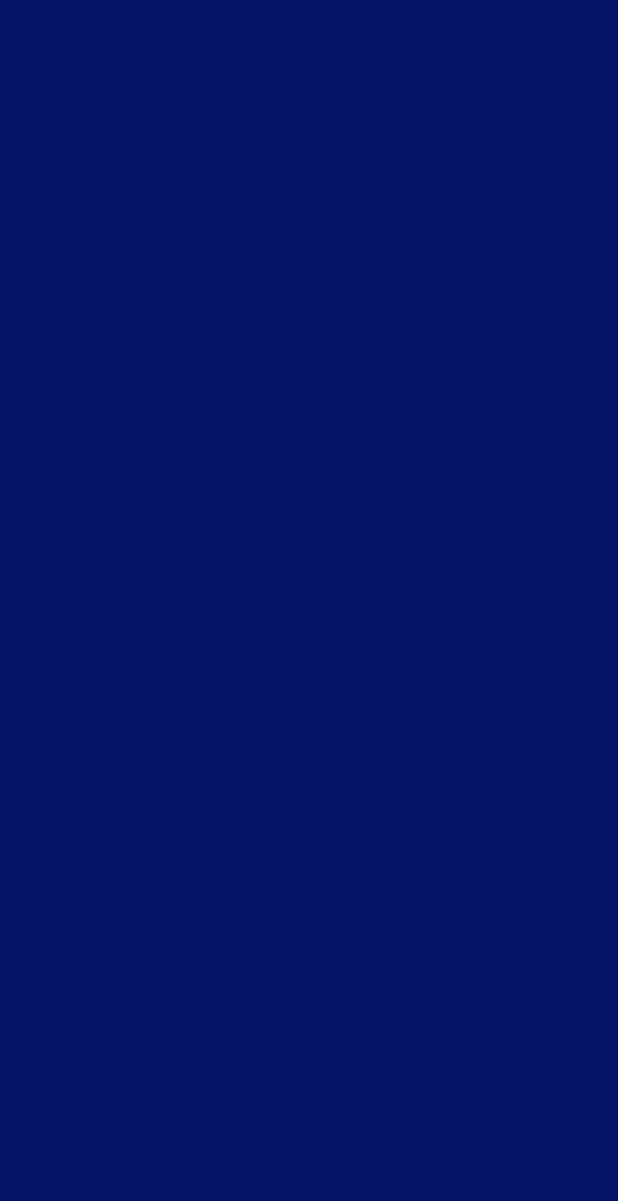
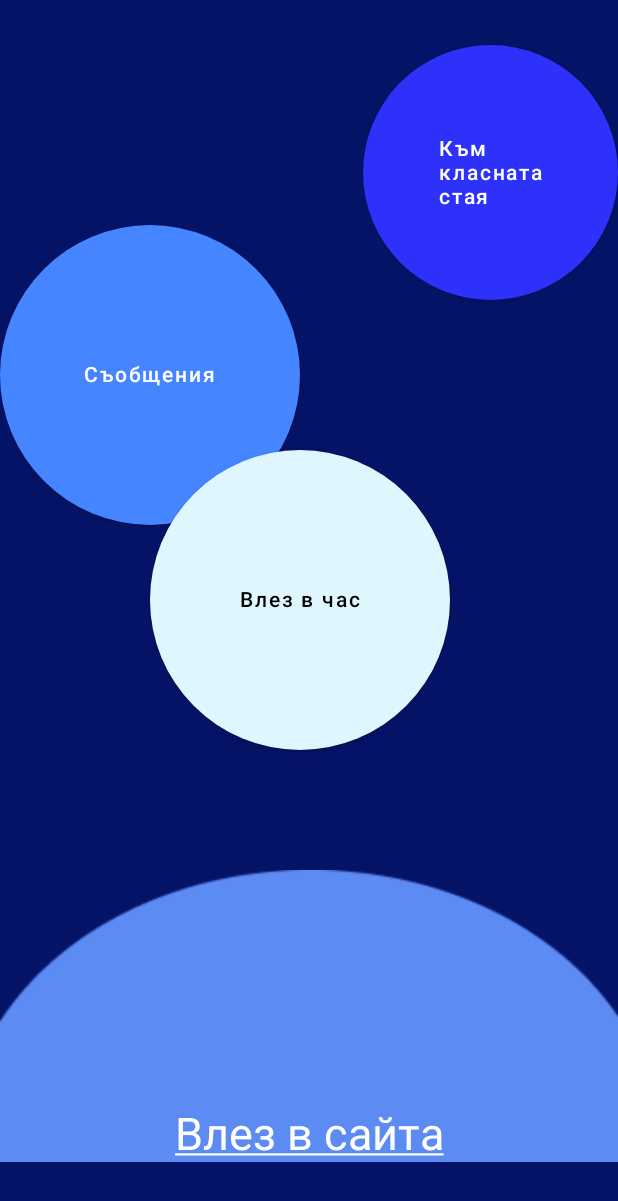
Before and after one commit to tuesplace/android-tuesplace, an Android app built with Jetpack Compose: the WelcomeScreen screen opened through its navigation route, on a phone screen of 412 x 824 dp. Before the commit the part shown is empty. Shown: the top 1201 px of the screen. Run offline under Robolectric (Android 15) with nearby library versions, the phone set to English and light mode, and no system bars; our stand-ins replace constraintlayout-compose.

Commit message:
Welcome Screen

```diff
--- a/app/build.gradle
+++ b/app/build.gradle
@@ -68,4 +68,5 @@ dependencies {
     implementation "com.squareup.retrofit2:retrofit:2.9.0"
     implementation "com.squareup.retrofit2:converter-gson:2.5.0"
     implementation 'androidx.core:core-splashscreen:1.0.0'
+    implementation "androidx.constraintlayout:constraintlayout-compose:1.0.1"
 }
--- /dev/null
+++ b/app/src/main/java/com/mobile/tuesplace/ui/classes/ClassesScreen.kt
@@ -0,0 +1,4 @@
+package com.mobile.tuesplace.ui.classes
+
+class ClassesScreen {
+}
--- /dev/null
+++ b/app/src/main/java/com/mobile/tuesplace/ui/classroom/ClassroomScreen.kt
@@ -0,0 +1,4 @@
+package com.mobile.tuesplace.ui.classroom
+
+class ClassroomScreen {
+}
--- /dev/null
+++ b/app/src/main/java/com/mobile/tuesplace/ui/messages/MessagesScreen.kt
@@ -0,0 +1,4 @@
+package com.mobile.tuesplace.ui.messages
+
+class MessagesScreen {
+}
--- a/app/src/main/java/com/mobile/tuesplace/ui/navigation/Constants.kt
+++ b/app/src/main/java/com/mobile/tuesplace/ui/navigation/Constants.kt
@@ -2,4 +2,7 @@ package com.mobile.tuesplace.ui.navigation
 
 const val LOGIN_SCREEN = "login"
 const val WELCOME_SCREEN = "welcome"
-const val FORGOTTEN_PASSWORD = "forgotten_password"
+const val FORGOTTEN_PASSWORD_SCREEN = "forgotten_password"
+const val MESSAGES_SCREEN = "messages"
+const val CLASSES_SCREEN = "classes"
+const val CLASSROOM_SCREEN = "classroom"
--- a/app/src/main/java/com/mobile/tuesplace/ui/navigation/NavHost.kt
+++ b/app/src/main/java/com/mobile/tuesplace/ui/navigation/NavHost.kt
@@ -1,13 +1,20 @@
 package com.mobile.tuesplace.ui.navigation
 
+import android.content.Intent
+import android.net.Uri
 import androidx.compose.runtime.Composable
 import androidx.compose.runtime.collectAsState
 import androidx.compose.runtime.getValue
+import androidx.compose.ui.platform.LocalContext
+import androidx.core.content.ContextCompat
 import androidx.navigation.NavHostController
 import androidx.navigation.compose.composable
+import com.mobile.tuesplace.ui.classes.ClassesScreen
+import com.mobile.tuesplace.ui.classroom.ClassroomScreen
 import com.mobile.tuesplace.ui.forgottenpassword.ForgottenPasswordScreen
 import com.mobile.tuesplace.ui.login.LoginScreen
 import com.mobile.tuesplace.ui.login.LoginViewModel
+import com.mobile.tuesplace.ui.messages.MessagesScreen
 import com.mobile.tuesplace.ui.welcome.WelcomeScreen
 import org.koin.androidx.compose.getViewModel
 
@@ -32,10 +39,25 @@ fun NavHost(navController: NavHostController){
             )
         }
         composable(WELCOME_SCREEN) {
-            WelcomeScreen()
+            val context = LocalContext.current
+            WelcomeScreen(
+                onMessageClick = { navController.navigate(MESSAGES_SCREEN) },
+                onEnterClassClick = { navController.navigate(CLASSES_SCREEN) },
+                onEnterClassroomClick = { navController.navigate(CLASSROOM_SCREEN) },
+                onLinkClick = { ContextCompat.startActivity(context, Intent(Intent.ACTION_VIEW, Uri.parse("https://tues.bg")), null)}
+            )
         }
-        composable(FORGOTTEN_PASSWORD){
+        composable(FORGOTTEN_PASSWORD_SCREEN){
             ForgottenPasswordScreen()
+        }
+        composable(MESSAGES_SCREEN){
+            MessagesScreen()
+        }
+        composable(CLASSES_SCREEN){
+            ClassesScreen()
+        }
+        composable(CLASSROOM_SCREEN){
+            ClassroomScreen()
         }
     }
 }
--- a/app/src/main/java/com/mobile/tuesplace/ui/theme/Color.kt
+++ b/app/src/main/java/com/mobile/tuesplace/ui/theme/Color.kt
@@ -4,5 +4,8 @@ import androidx.compose.ui.graphics.Color
 
 val Purple200 = Color(0xFFBB86FC)
 val Purple500 = Color(0xFF6200EE)
-val Purple700 = Color(0xFF3700B3)
+val Blue = Color(0xFF2D31FA)
 val Teal200 = Color(0xFF03DAC5)
+val LogoBlue = Color(0xFF4585FF)
+val BabyBlue = Color(0xFFDFF6FF)
+val DarkBlue = Color(0xFF051367)
--- a/app/src/main/java/com/mobile/tuesplace/ui/theme/Theme.kt
+++ b/app/src/main/java/com/mobile/tuesplace/ui/theme/Theme.kt
@@ -7,14 +7,14 @@ import androidx.compose.material.lightColors
 import androidx.compose.runtime.Composable
 
 private val DarkColorPalette = darkColors(
-    primary = Purple200,
-    primaryVariant = Purple700,
+    primary = LogoBlue,
+    primaryVariant = DarkBlue,
     secondary = Teal200
 )
 
 private val LightColorPalette = lightColors(
-    primary = Purple500,
-    primaryVariant = Purple700,
+    primary = LogoBlue,
+    primaryVariant = DarkBlue,
     secondary = Teal200
 
     /* Other default colors to override
--- a/app/src/main/java/com/mobile/tuesplace/ui/welcome/WelcomeScreen.kt
+++ b/app/src/main/java/com/mobile/tuesplace/ui/welcome/WelcomeScreen.kt
@@ -1,20 +1,147 @@
 package com.mobile.tuesplace.ui.welcome
 
+import androidx.compose.foundation.Image
 import androidx.compose.foundation.background
-import androidx.compose.foundation.layout.Box
-import androidx.compose.foundation.layout.fillMaxSize
+import androidx.compose.foundation.layout.*
+import androidx.compose.foundation.shape.CircleShape
+import androidx.compose.foundation.text.ClickableText
+import androidx.compose.material.Button
+import androidx.compose.material.ButtonDefaults
+import androidx.compose.material.Text
 import androidx.compose.runtime.Composable
 import androidx.compose.ui.Modifier
+import androidx.compose.ui.graphics.Color
 import androidx.compose.ui.res.colorResource
+import androidx.compose.ui.res.painterResource
+import androidx.compose.ui.res.stringResource
+import androidx.compose.ui.text.SpanStyle
+import androidx.compose.ui.text.TextStyle
+import androidx.compose.ui.text.buildAnnotatedString
+import androidx.compose.ui.text.style.TextDecoration
+import androidx.compose.ui.text.withStyle
+import androidx.compose.ui.tooling.preview.Preview
+import androidx.compose.ui.unit.dp
+import androidx.compose.ui.unit.sp
+import androidx.constraintlayout.compose.ConstraintLayout
 import com.mobile.tuesplace.R
+import com.mobile.tuesplace.ui.theme.BabyBlue
+import com.mobile.tuesplace.ui.theme.Blue
 
 @Composable
-fun WelcomeScreen() {
+fun WelcomeScreen(
+    onMessageClick: () -> Unit,
+    onEnterClassClick: () -> Unit,
+    onEnterClassroomClick: () -> Unit,
+    onLinkClick: () -> Unit
+) {
     Box(
         modifier = Modifier
             .fillMaxSize()
             .background(colorResource(id = R.color.dark_blue))
     ) {
 
+        ConstraintLayout(modifier = Modifier
+            .fillMaxSize()
+        ) {
+            val (messages, enterClass, enterClassroom, bottomImage, text) = createRefs()
+
+            Button(
+                modifier = Modifier
+                    .padding(top = 150.dp)
+                    .size(200.dp)
+                    .constrainAs(messages) {
+                        start.linkTo(parent.start)
+                    },
+                onClick = { onMessageClick() },
+                shape = CircleShape,
+            ) {
+                Text(
+                    text = stringResource(id = R.string.messages),
+                    color = Color.White
+                )
+            }
+
+            Button(
+                modifier = Modifier
+                    .padding(start = 100.dp, top = 300.dp)
+                    .size(200.dp)
+                    .constrainAs(enterClass) {
+                        start.linkTo(parent.start)
+                        top.linkTo(messages.top)
+                    },
+                onClick = { onEnterClassClick() },
+                shape = CircleShape,
+                colors = ButtonDefaults.buttonColors(
+                    backgroundColor = BabyBlue
+                )
+            ) {
+                Text(
+                    text = stringResource(id = R.string.enter_class),
+                    color = Color.Black
+                )
+            }
+
+            Button(
+                modifier = Modifier
+                    .padding(top = 30.dp)
+                    .size(170.dp)
+                    .constrainAs(enterClassroom) {
+                        end.linkTo(parent.end)
+                        top.linkTo(parent.top)
+                    },
+                onClick = { onEnterClassroomClick() },
+                shape = CircleShape,
+                colors = ButtonDefaults.buttonColors(
+                    backgroundColor = Blue
+                )
+            ) {
+                Text(
+                    text = stringResource(id = R.string.enter_classroom),
+                    color = Color.White
+                )
+            }
+
+            Image(
+                painter = painterResource(id = R.drawable.bottom),
+                contentDescription = "",
+                modifier = Modifier
+                    .padding(top = 530.dp)
+                    .size(500.dp)
+                    .constrainAs(bottomImage) {
+                        bottom.linkTo(parent.bottom)
+                        start.linkTo(parent.start)
+                        end.linkTo(parent.end)
+                    })
+
+            val annotatedText = buildAnnotatedString {
+                    withStyle(
+                        style = SpanStyle(
+                        color = Color.White,
+                        fontSize = 30.sp)) {
+                    append(stringResource(id = R.string.link_to_website))
+                }
+            }
+
+            ClickableText(
+                text = annotatedText,
+                onClick = {
+                    onLinkClick()
+                },
+                style = TextStyle(textDecoration = TextDecoration.Underline),
+                modifier = Modifier
+                    .padding(50.dp)
+                    .constrainAs(text) {
+                        bottom.linkTo(parent.bottom)
+                        start.linkTo(parent.start)
+                        end.linkTo(parent.end)
+                    },
+            )
+        }
     }
 }
+
+@Preview
+@Composable
+fun ComposablePreview() {
+    WelcomeScreen({}, {}, {}, {})
+}
--- a/app/src/main/res/values/strings.xml
+++ b/app/src/main/res/values/strings.xml
@@ -5,4 +5,8 @@
     <string name="login">Влез</string>
     <string name="forgotten_password">Забравена парола?</string>
     <string name="selected_language">БГ</string>
+    <string name="messages">Съобщения</string>
+    <string name="enter_class">Влез в час</string>
+    <string name="enter_classroom">Към\nкласната\nстая</string>
+    <string name="link_to_website">Влез в сайта</string>
 </resources>
```
Also changed, not shown: app/src/main/res/drawable/bottom.png (added).
